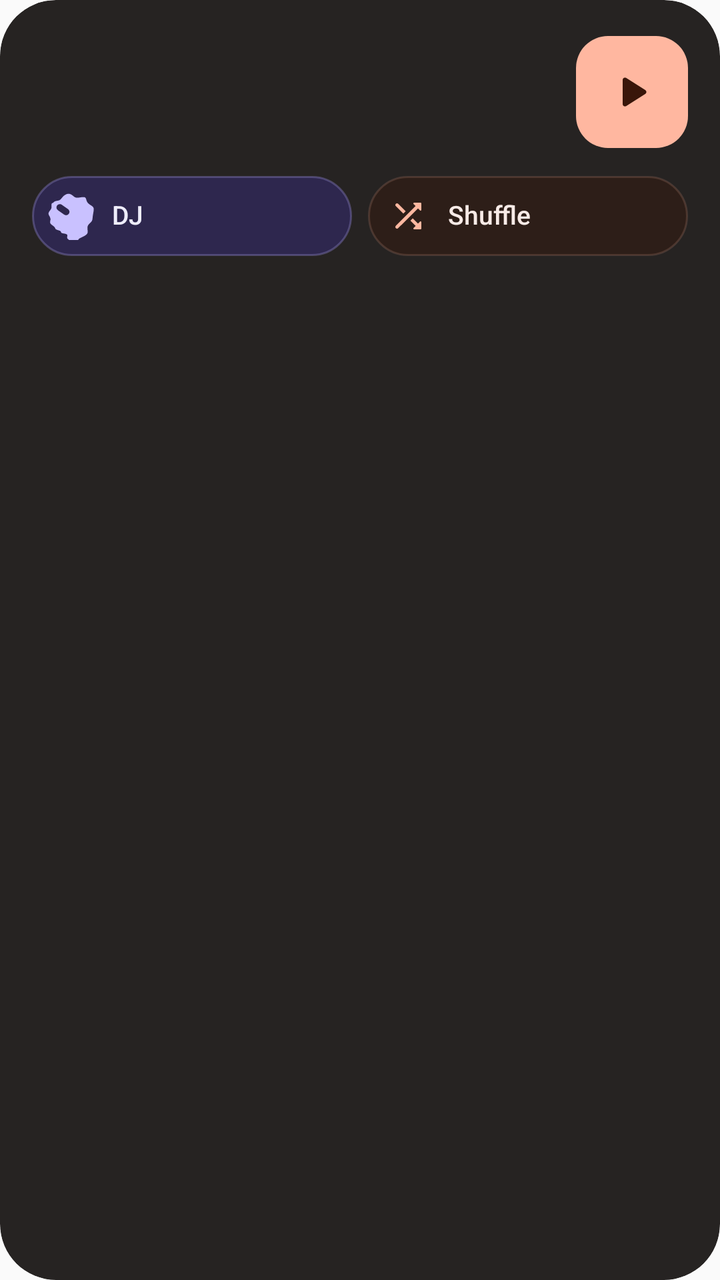
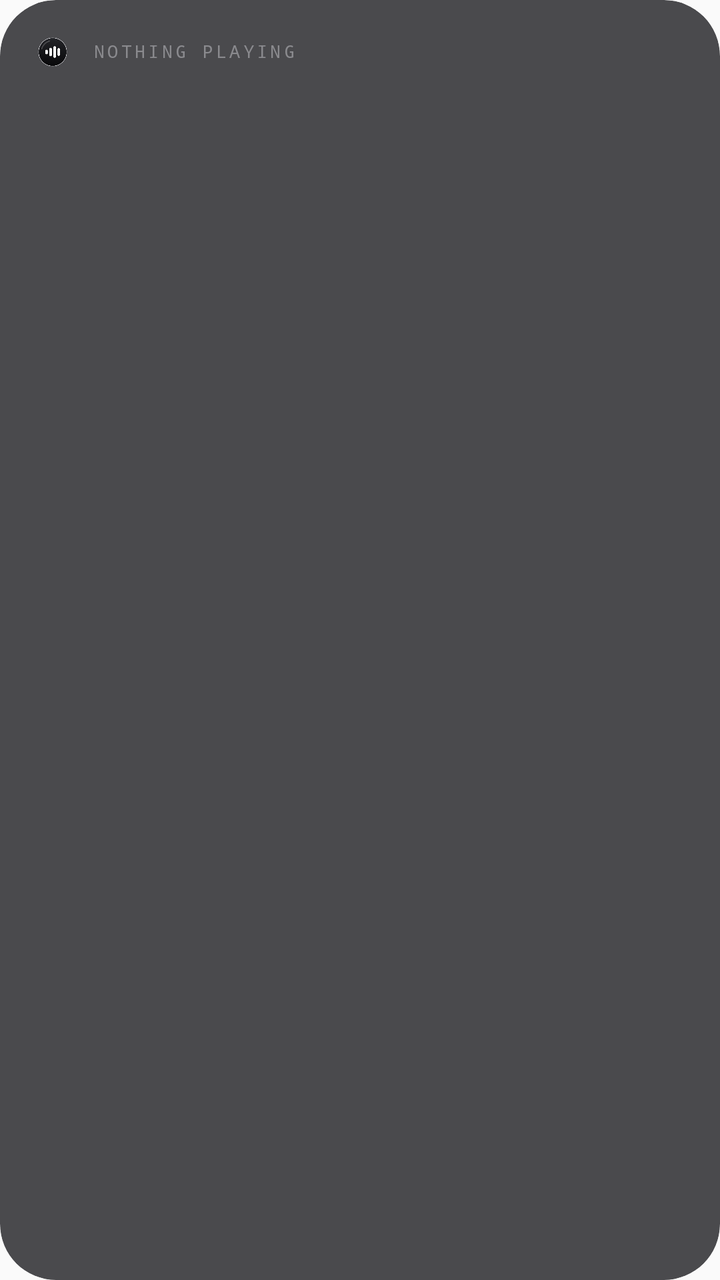

The first picture is an Android layout as it rendered before a commit; the second is the same layout after the commit. The layout source and the unified diff follow.
<!-- AndroidManifest.xml: application theme AppTheme -->
<!-- res/layout/widget_idle_grid.xml -->
<?xml version="1.0" encoding="utf-8"?>
<FrameLayout xmlns:android="http://schemas.android.com/apk/res/android"
    android:id="@android:id/background"
    android:layout_width="match_parent"
    android:layout_height="match_parent"
    android:background="@drawable/wg_shape"
    android:clipToOutline="true">

    <ImageView
        android:id="@+id/wg_bg"
        android:layout_width="match_parent"
        android:layout_height="match_parent"
        android:importantForAccessibility="no"
        android:scaleType="fitXY" />

    <LinearLayout
        android:id="@+id/wg_col"
        android:layout_width="match_parent"
        android:layout_height="match_parent"
        android:orientation="vertical"
        android:paddingStart="16dp"
        android:paddingTop="14dp"
        android:paddingEnd="16dp"
        android:paddingBottom="16dp">

        
        <LinearLayout
            android:layout_width="match_parent"
            android:layout_height="64dp"
            android:gravity="center_vertical"
            android:orientation="horizontal">

            <ImageView
                android:id="@+id/wg_art"
                android:layout_width="64dp"
                android:layout_height="64dp"
                android:importantForAccessibility="no"
                android:scaleType="fitXY" />

            <LinearLayout
                android:layout_width="0dp"
                android:layout_height="wrap_content"
                android:layout_marginStart="12dp"
                android:layout_marginEnd="12dp"
                android:layout_weight="1"
                android:orientation="vertical">

                <TextView
                    android:id="@+id/wg_label"
                    style="@style/WgI.Label" />

                <TextView
                    android:id="@+id/wg_title"
                    style="@style/WgI"
                    android:layout_height="22dp"
                    android:textSize="16dp" />

                <TextView
                    android:id="@+id/wg_sub"
                    style="@style/WgI.Sub" />

                <ImageView
                    android:id="@+id/wg_progress"
                    android:layout_width="match_parent"
                    android:layout_height="3dp"
                    android:layout_marginTop="6dp"
                    android:importantForAccessibility="no"
                    android:scaleType="fitXY" />
            </LinearLayout>

            <FrameLayout
                android:id="@+id/wg_play"
                android:layout_width="56dp"
                android:layout_height="56dp"
                android:background="@drawable/wg_i_play"
                android:contentDescription="@string/wg_resume">

                <ImageView style="@style/WgIPlayIcon" />
            </FrameLayout>
        </LinearLayout>

        
        <LinearLayout
            android:layout_width="match_parent"
            android:layout_height="40dp"
            android:layout_marginTop="10dp"
            android:orientation="horizontal">

            <LinearLayout
                android:id="@+id/wg_dj"
                android:layout_width="0dp"
                android:layout_height="40dp"
                android:layout_weight="1"
                android:background="@drawable/wg_i_chip_dj"
                android:contentDescription="@string/wg_start_dj"
                android:gravity="center_vertical"
                android:orientation="horizontal"
                android:paddingStart="8dp"
                android:paddingEnd="12dp">

                <ImageView
                    android:layout_width="24dp"
                    android:layout_height="24dp"
                    android:importantForAccessibility="no"
                    android:src="@drawable/ic_dj"
                    android:tint="@color/wg_dj_knob" />

                <TextView
                    style="@style/WgI.Small"
                    android:layout_width="0dp"
                    android:layout_marginStart="8dp"
                    android:layout_weight="1"
                    android:text="DJ"
                    android:textColor="@color/wg_dj_fg" />
            </LinearLayout>

            <LinearLayout
                android:id="@+id/wg_mix"
                android:layout_width="0dp"
                android:layout_height="40dp"
                android:layout_marginStart="8dp"
                android:layout_weight="1"
                android:background="@drawable/wg_i_chip"
                android:gravity="center_vertical"
                android:orientation="horizontal"
                android:paddingStart="8dp"
                android:paddingEnd="12dp"
                android:visibility="gone">

                <ImageView
                    android:id="@+id/wg_mix_art"
                    android:layout_width="24dp"
                    android:layout_height="24dp"
                    android:importantForAccessibility="no"
                    android:scaleType="fitXY" />

                <TextView
                    android:id="@+id/wg_mix_title"
                    style="@style/WgI.Small"
                    android:layout_width="0dp"
                    android:layout_marginStart="8dp"
                    android:layout_weight="1" />
            </LinearLayout>

            <LinearLayout
                android:id="@+id/wg_shuffle_all"
                android:layout_width="0dp"
                android:layout_height="40dp"
                android:layout_marginStart="8dp"
                android:layout_weight="1"
                android:background="@drawable/wg_i_chip"
                android:contentDescription="@string/wg_shuffle_library"
                android:gravity="center_vertical"
                android:orientation="horizontal"
                android:paddingStart="8dp"
                android:paddingEnd="12dp">

                <ImageView
                    android:layout_width="24dp"
                    android:layout_height="24dp"
                    android:importantForAccessibility="no"
                    android:padding="2dp"
                    android:src="@drawable/ic_wg_shuffle"
                    android:tint="@color/wg_i_primary" />

                <TextView
                    style="@style/WgI.Small"
                    android:layout_width="0dp"
                    android:layout_marginStart="8dp"
                    android:layout_weight="1"
                    android:text="@string/wg_shuffle" />
            </LinearLayout>
        </LinearLayout>

        
        <LinearLayout
            android:id="@+id/wg_list"
            android:layout_width="match_parent"
            android:layout_height="wrap_content"
            android:layout_marginTop="10dp"
            android:orientation="vertical"
            android:visibility="gone">

            <FrameLayout
                android:layout_width="match_parent"
                android:layout_height="1dp"
                android:background="@color/wg_i_rim2" />

            <LinearLayout
                android:id="@+id/wg_rows"
                android:layout_width="match_parent"
                android:layout_height="wrap_content"
                android:layout_marginStart="-8dp"
                android:layout_marginEnd="-8dp"
                android:orientation="vertical"
                android:paddingTop="4dp" />
        </LinearLayout>
    </LinearLayout>
</FrameLayout>
<!-- resources referenced by this layout -->
<resources>
  <color name="wg_dj_fg">#FFEEEDFB</color>
  <color name="wg_dj_knob">#FFC9C1FF</color>
  <color name="wg_i_primary">#FFFFB7A0</color>
  <color name="wg_i_rim2">#47A57262</color>
  <!-- drawable ic_dj: vector/xml drawable (drawable, 2277 chars, omitted) -->
  <!-- drawable ic_wg_shuffle (drawable) -->
  <?xml version="1.0" encoding="utf-8"?>
  <vector xmlns:android="http://schemas.android.com/apk/res/android"
      android:width="24dp"
      android:height="24dp"
      android:viewportWidth="24"
      android:viewportHeight="24">
      <path
          android:fillColor="#FFFFFFFF"
          android:pathData="M10.59,9.17L6.12,4.7c-0.39,-0.39 -1.02,-0.39 -1.41,0c-0.39,0.39 -0.39,1.02 0,1.41l4.46,4.46L10.59,9.17zM15.35,4.85l1.19,1.19L4.7,17.88c-0.39,0.39 -0.39,1.02 0,1.41c0.39,0.39 1.02,0.39 1.41,0L17.96,7.46l1.19,1.19c0.31,0.31 0.85,0.09 0.85,-0.36V4.5C20,4.22 19.78,4 19.5,4h-3.79C15.26,4 15.04,4.54 15.35,4.85zM14.83,13.41l-1.41,1.41l3.13,3.13l-1.2,1.2c-0.31,0.31 -0.09,0.85 0.36,0.85h3.79c0.28,0 0.5,-0.22 0.5,-0.5v-3.79c0,-0.45 -0.54,-0.67 -0.85,-0.35l-1.19,1.19L14.83,13.41z" />
  </vector>
  <!-- drawable wg_i_chip (drawable) -->
  <?xml version="1.0" encoding="utf-8"?>
  <ripple xmlns:android="http://schemas.android.com/apk/res/android" android:color="#1FF8EBE7">
      <item>
          <shape android:shape="rectangle">
              <corners android:radius="999dp" />
              <solid android:color="@color/wg_i_high" />
              <stroke android:width="1dp" android:color="@color/wg_i_rim2" />
          </shape>
      </item>
  </ripple>
  <!-- drawable wg_i_chip_dj (drawable) -->
  <?xml version="1.0" encoding="utf-8"?>
  <ripple xmlns:android="http://schemas.android.com/apk/res/android" android:color="#26C9C1FF">
      <item>
          <shape android:shape="rectangle">
              <corners android:radius="999dp" />
              <solid android:color="@color/wg_dj_bg" />
              <stroke android:width="1dp" android:color="@color/wg_dj_rim" />
          </shape>
      </item>
  </ripple>
  <!-- drawable wg_i_play (drawable) -->
  <?xml version="1.0" encoding="utf-8"?>
  <ripple xmlns:android="http://schemas.android.com/apk/res/android" android:color="#2939160A">
      <item>
          <shape android:shape="rectangle">
              <corners android:radius="16dp" />
              <solid android:color="@color/wg_i_primary" />
          </shape>
      </item>
  </ripple>
  <string name="wg_resume">Resume</string>
  <string name="wg_shuffle">Shuffle</string>
  <string name="wg_start_dj">Start the DJ</string>
  <style name="WgI">
          <item name="android:layout_width">match_parent</item>
          <item name="android:layout_height">20dp</item>
          <item name="android:gravity">center_vertical|start</item>
          <item name="android:singleLine">true</item>
          <item name="android:ellipsize">end</item>
          <item name="android:includeFontPadding">false</item>
          <item name="android:fontFamily">sans-serif-medium</item>
          <item name="android:textSize">14dp</item>
          <item name="android:textColor">@color/wg_i_on</item>
      </style>
  <style name="WgI.Label">
          <item name="android:layout_height">16dp</item>
          <item name="android:textSize">11dp</item>
          <item name="android:letterSpacing">0.04</item>
          <item name="android:textColor">@color/wg_i_primary</item>
      </style>
  <style name="WgI.Small">
          <item name="android:textSize">13dp</item>
      </style>
  <style name="WgI.Sub">
          <item name="android:layout_height">16dp</item>
          <item name="android:fontFamily">sans-serif</item>
          <item name="android:textSize">12dp</item>
          <item name="android:textColor">@color/wg_i_onvar</item>
      </style>
  <style name="WgIPlayIcon">
          <item name="android:layout_width">28dp</item>
          <item name="android:layout_height">28dp</item>
          <item name="android:layout_gravity">center</item>
          <item name="android:src">@drawable/ic_wg_play</item>
          <item name="android:tint">@color/wg_i_onprimary</item>
          <item name="android:importantForAccessibility">no</item>
      </style>
  <color name="wg_i_high">#B8301C15</color>
  <color name="wg_dj_bg">#FF2E274E</color>
  <color name="wg_dj_rim">#737F75B8</color>
  <dimen name="wg_radius">28dp</dimen>
  <color name="wg_glass">#EB141110</color>
  <color name="wg_i_on">#FFF8EBE7</color>
  <color name="wg_i_onvar">#FFD0B8B0</color>
  <!-- drawable ic_wg_play (drawable) -->
  <?xml version="1.0" encoding="utf-8"?>
  <vector xmlns:android="http://schemas.android.com/apk/res/android"
      android:width="24dp"
      android:height="24dp"
      android:viewportWidth="24"
      android:viewportHeight="24">
      <path
          android:fillColor="#FFFFFFFF"
          android:pathData="M8,6.82v10.36c0,0.79 0.87,1.27 1.54,0.84l8.14,-5.18c0.62,-0.39 0.62,-1.29 0,-1.69L9.54,5.98C8.87,5.55 8,6.03 8,6.82z" />
  </vector>
  <color name="wg_i_onprimary">#FF39160A</color>
  <!-- unchanged entries left out for length: 3 -->
</resources>

<!-- the commit's change to res/layout/widget_idle_grid.xml (unified diff, before → after) -->
@@ -14,186 +14,104 @@
         android:scaleType="fitXY" />
 
     <LinearLayout
-        android:id="@+id/wg_col"
         android:layout_width="match_parent"
         android:layout_height="match_parent"
         android:orientation="vertical"
-        android:paddingStart="16dp"
-        android:paddingTop="14dp"
-        android:paddingEnd="16dp"
-        android:paddingBottom="16dp">
+        android:padding="16dp">
 
-        
         <LinearLayout
             android:layout_width="match_parent"
-            android:layout_height="64dp"
+            android:layout_height="wrap_content"
             android:gravity="center_vertical"
             android:orientation="horizontal">
 
             <ImageView
-                android:id="@+id/wg_art"
-                android:layout_width="64dp"
-                android:layout_height="64dp"
+                android:layout_width="30dp"
+                android:layout_height="20dp"
+                android:layout_marginStart="-5dp"
                 android:importantForAccessibility="no"
-                android:scaleType="fitXY" />
+                android:src="@drawable/ic_wg_mark" />
 
             <LinearLayout
                 android:layout_width="0dp"
                 android:layout_height="wrap_content"
-                android:layout_marginStart="12dp"
-                android:layout_marginEnd="12dp"
+                android:layout_marginStart="5dp"
                 android:layout_weight="1"
                 android:orientation="vertical">
 
                 <TextView
-                    android:id="@+id/wg_label"
-                    style="@style/WgI.Label" />
+                    style="@style/WgMono"
+                    android:letterSpacing="0.16"
+                    android:text="NOTHING PLAYING" />
 
                 <TextView
-                    android:id="@+id/wg_title"
-                    style="@style/WgI"
-                    android:layout_height="22dp"
-                    android:textSize="16dp" />
-
-                <TextView
-                    android:id="@+id/wg_sub"
-                    style="@style/WgI.Sub" />
-
-                <ImageView
-                    android:id="@+id/wg_progress"
-                    android:layout_width="match_parent"
-                    android:layout_height="3dp"
-                    android:layout_marginTop="6dp"
-                    android:importantForAccessibility="no"
-                    android:scaleType="fitXY" />
-            </LinearLayout>
-
-            <FrameLayout
-                android:id="@+id/wg_play"
-                android:layout_width="56dp"
-                android:layout_height="56dp"
-                android:background="@drawable/wg_i_play"
-                android:contentDescription="@string/wg_resume">
-
-                <ImageView style="@style/WgIPlayIcon" />
-            </FrameLayout>
-        </LinearLayout>
-
-        
-        <LinearLayout
-            android:layout_width="match_parent"
-            android:layout_height="40dp"
-            android:layout_marginTop="10dp"
-            android:orientation="horizontal">
-
-            <LinearLayout
-                android:id="@+id/wg_dj"
-                android:layout_width="0dp"
-                android:layout_height="40dp"
-                android:layout_weight="1"
-                android:background="@drawable/wg_i_chip_dj"
-                android:contentDescription="@string/wg_start_dj"
-                android:gravity="center_vertical"
-                android:orientation="horizontal"
-                android:paddingStart="8dp"
-                android:paddingEnd="12dp">
-
-                <ImageView
-                    android:layout_width="24dp"
-                    android:layout_height="24dp"
-                    android:importantForAccessibility="no"
-                    android:src="@drawable/ic_dj"
-                    android:tint="@color/wg_dj_knob" />
-
-                <TextView
-                    style="@style/WgI.Small"
-                    android:layout_width="0dp"
-                    android:layout_marginStart="8dp"
-                    android:layout_weight="1"
-                    android:text="DJ"
-                    android:textColor="@color/wg_dj_fg" />
-            </LinearLayout>
-
-            <LinearLayout
-                android:id="@+id/wg_mix"
-                android:layout_width="0dp"
-                android:layout_height="40dp"
-                android:layout_marginStart="8dp"
-                android:layout_weight="1"
-                android:background="@drawable/wg_i_chip"
-                android:gravity="center_vertical"
-                android:orientation="horizontal"
-                android:paddingStart="8dp"
-                android:paddingEnd="12dp"
-                android:visibility="gone">
-
-                <ImageView
-                    android:id="@+id/wg_mix_art"
-                    android:layout_width="24dp"
-                    android:layout_height="24dp"
-                    android:importantForAccessibility="no"
-                    android:scaleType="fitXY" />
-
-                <TextView
-                    android:id="@+id/wg_mix_title"
-                    style="@style/WgI.Small"
-                    android:layout_width="0dp"
-                    android:layout_marginStart="8dp"
-                    android:layout_weight="1" />
-            </LinearLayout>
-
-            <LinearLayout
-                android:id="@+id/wg_shuffle_all"
-                android:layout_width="0dp"
-                android:layout_height="40dp"
-                android:layout_marginStart="8dp"
-                android:layout_weight="1"
-                android:background="@drawable/wg_i_chip"
-                android:contentDescription="@string/wg_shuffle_library"
-                android:gravity="center_vertical"
-                android:orientation="horizontal"
-                android:paddingStart="8dp"
-                android:paddingEnd="12dp">
-
-                <ImageView
-                    android:layout_width="24dp"
-                    android:layout_height="24dp"
-                    android:importantForAccessibility="no"
-                    android:padding="2dp"
-                    android:src="@drawable/ic_wg_shuffle"
-                    android:tint="@color/wg_i_primary" />
-
-                <TextView
-                    style="@style/WgI.Small"
-                    android:layout_width="0dp"
-                    android:layout_marginStart="8dp"
-                    android:layout_weight="1"
-                    android:text="@string/wg_shuffle" />
+                    android:id="@+id/wg_greeting"
+                    style="@style/WgText"
+                    android:layout_marginTop="2dp"
+                    android:letterSpacing="-0.015"
+                    android:textSize="20dp"
+                    android:visibility="gone" />
             </LinearLayout>
         </LinearLayout>
 
-        
+        <FrameLayout
+            android:layout_width="match_parent"
+            android:layout_height="0dp"
+            android:layout_weight="1"
+            android:minHeight="10dp" />
+
         <LinearLayout
-            android:id="@+id/wg_list"
+            android:id="@+id/wg_grid1"
             android:layout_width="match_parent"
             android:layout_height="wrap_content"
-            android:layout_marginTop="10dp"
-            android:orientation="vertical"
+            android:orientation="horizontal" />
+
+        <LinearLayout
+            android:id="@+id/wg_grid2"
+            android:layout_width="match_parent"
+            android:layout_height="wrap_content"
+            android:layout_marginTop="8dp"
+            android:orientation="horizontal"
+            android:visibility="gone" />
+
+        <FrameLayout
+            android:id="@+id/wg_gap2"
+            android:layout_width="match_parent"
+            android:layout_height="0dp"
+            android:layout_weight="1"
+            android:minHeight="10dp"
+            android:visibility="gone" />
+
+        <LinearLayout
+            android:id="@+id/wg_shuffle_all"
+            android:layout_width="match_parent"
+            android:layout_height="44dp"
+            android:background="@drawable/wg_row_bg"
+            android:contentDescription="@string/wg_shuffle_library"
+            android:gravity="center_vertical"
+            android:orientation="horizontal"
+            android:paddingStart="14dp"
+            android:paddingEnd="14dp"
             android:visibility="gone">
 
-            <FrameLayout
-                android:layout_width="match_parent"
-                android:layout_height="1dp"
-                android:background="@color/wg_i_rim2" />
+            <ImageView
+                android:layout_width="18dp"
+                android:layout_height="18dp"
+                android:importantForAccessibility="no"
+                android:src="@drawable/ic_wg_shuffle"
+                android:tint="@color/wg_text" />
 
-            <LinearLayout
-                android:id="@+id/wg_rows"
-                android:layout_width="match_parent"
-                android:layout_height="wrap_content"
-                android:layout_marginStart="-8dp"
-                android:layout_marginEnd="-8dp"
-                android:orientation="vertical"
-                android:paddingTop="4dp" />
+            <TextView
+                style="@style/WgText"
+                android:layout_width="0dp"
+                android:layout_marginStart="12dp"
+                android:layout_weight="1"
+                android:text="@string/wg_shuffle_library"
+                android:textSize="14dp" />
+
+            <TextView
+                android:id="@+id/wg_songs"
+                style="@style/WgMono" />
         </LinearLayout>
     </LinearLayout>
 </FrameLayout>
<!-- resource entries referenced after the edit -->
@@ -1,10 +1,11 @@
 <!-- resources referenced by this layout -->
 <resources>
-  <color name="wg_dj_fg">#FFEEEDFB</color>
-  <color name="wg_dj_knob">#FFC9C1FF</color>
-  <color name="wg_i_primary">#FFFFB7A0</color>
-  <color name="wg_i_rim2">#47A57262</color>
-  <!-- drawable ic_dj: vector/xml drawable (drawable, 2277 chars, omitted) -->
+  <color name="wg_text">#FFEDEDED</color>
+  <!-- drawable ic_wg_mark (drawable) -->
+  <?xml version="1.0" encoding="utf-8"?>
+  <bitmap xmlns:android="http://schemas.android.com/apk/res/android"
+      android:src="@drawable/ic_wg_porthole"
+      android:gravity="center" />
   <!-- drawable ic_wg_shuffle (drawable) -->
   <?xml version="1.0" encoding="utf-8"?>
   <vector xmlns:android="http://schemas.android.com/apk/res/android"
@@ -12,98 +13,39 @@
       android:height="24dp"
       android:viewportWidth="24"
       android:viewportHeight="24">
-      <path
-          android:fillColor="#FFFFFFFF"
-          android:pathData="M10.59,9.17L6.12,4.7c-0.39,-0.39 -1.02,-0.39 -1.41,0c-0.39,0.39 -0.39,1.02 0,1.41l4.46,4.46L10.59,9.17zM15.35,4.85l1.19,1.19L4.7,17.88c-0.39,0.39 -0.39,1.02 0,1.41c0.39,0.39 1.02,0.39 1.41,0L17.96,7.46l1.19,1.19c0.31,0.31 0.85,0.09 0.85,-0.36V4.5C20,4.22 19.78,4 19.5,4h-3.79C15.26,4 15.04,4.54 15.35,4.85zM14.83,13.41l-1.41,1.41l3.13,3.13l-1.2,1.2c-0.31,0.31 -0.09,0.85 0.36,0.85h3.79c0.28,0 0.5,-0.22 0.5,-0.5v-3.79c0,-0.45 -0.54,-0.67 -0.85,-0.35l-1.19,1.19L14.83,13.41z" />
+      <path android:strokeColor="#FFFFFFFF" android:strokeWidth="1.25" android:strokeLineCap="round" android:strokeLineJoin="round" android:pathData="M4,7h3c4.5,0 5.5,10 10,10h3M4,17h3c1.6,0 2.7,-1.3 3.6,-3M13.4,10c0.9,-1.7 2,-3 3.6,-3h3M17.5,4.5L20,7l-2.5,2.5M17.5,14.5L20,17l-2.5,2.5" />
   </vector>
-  <!-- drawable wg_i_chip (drawable) -->
+  <!-- drawable wg_row_bg (drawable) -->
   <?xml version="1.0" encoding="utf-8"?>
-  <ripple xmlns:android="http://schemas.android.com/apk/res/android" android:color="#1FF8EBE7">
-      <item>
-          <shape android:shape="rectangle">
-              <corners android:radius="999dp" />
-              <solid android:color="@color/wg_i_high" />
-              <stroke android:width="1dp" android:color="@color/wg_i_rim2" />
-          </shape>
-      </item>
-  </ripple>
-  <!-- drawable wg_i_chip_dj (drawable) -->
-  <?xml version="1.0" encoding="utf-8"?>
-  <ripple xmlns:android="http://schemas.android.com/apk/res/android" android:color="#26C9C1FF">
-      <item>
-          <shape android:shape="rectangle">
-              <corners android:radius="999dp" />
-              <solid android:color="@color/wg_dj_bg" />
-              <stroke android:width="1dp" android:color="@color/wg_dj_rim" />
-          </shape>
-      </item>
-  </ripple>
-  <!-- drawable wg_i_play (drawable) -->
-  <?xml version="1.0" encoding="utf-8"?>
-  <ripple xmlns:android="http://schemas.android.com/apk/res/android" android:color="#2939160A">
-      <item>
-          <shape android:shape="rectangle">
-              <corners android:radius="16dp" />
-              <solid android:color="@color/wg_i_primary" />
-          </shape>
-      </item>
-  </ripple>
-  <string name="wg_resume">Resume</string>
-  <string name="wg_shuffle">Shuffle</string>
-  <string name="wg_start_dj">Start the DJ</string>
-  <style name="WgI">
-          <item name="android:layout_width">match_parent</item>
-          <item name="android:layout_height">20dp</item>
-          <item name="android:gravity">center_vertical|start</item>
+  <shape xmlns:android="http://schemas.android.com/apk/res/android" android:shape="rectangle">
+      <corners android:radius="14dp" />
+      <solid android:color="#0AFFFFFF" />
+      <stroke android:width="1dp" android:color="#14FFFFFF" />
+  </shape>
+  <style name="WgMono">
+          <item name="android:layout_width">wrap_content</item>
+          <item name="android:layout_height">wrap_content</item>
           <item name="android:singleLine">true</item>
           <item name="android:ellipsize">end</item>
           <item name="android:includeFontPadding">false</item>
-          <item name="android:fontFamily">sans-serif-medium</item>
-          <item name="android:textSize">14dp</item>
-          <item name="android:textColor">@color/wg_i_on</item>
+          <item name="android:fontFamily">monospace</item>
+          <item name="android:textSize">9dp</item>
+          <item name="android:letterSpacing">0.14</item>
+          <item name="android:textColor">@color/wg_muted</item>
       </style>
-  <style name="WgI.Label">
-          <item name="android:layout_height">16dp</item>
-          <item name="android:textSize">11dp</item>
-          <item name="android:letterSpacing">0.04</item>
-          <item name="android:textColor">@color/wg_i_primary</item>
+  <style name="WgText">
+          <item name="android:layout_width">match_parent</item>
+          <item name="android:layout_height">wrap_content</item>
+          <item name="android:singleLine">true</item>
+          <item name="android:ellipsize">end</item>
+          <item name="android:includeFontPadding">false</item>
+          <item name="android:fontFamily">sans-serif</item>
+          <item name="android:textColor">@color/wg_text</item>
       </style>
-  <style name="WgI.Small">
-          <item name="android:textSize">13dp</item>
-      </style>
-  <style name="WgI.Sub">
-          <item name="android:layout_height">16dp</item>
-          <item name="android:fontFamily">sans-serif</item>
-          <item name="android:textSize">12dp</item>
-          <item name="android:textColor">@color/wg_i_onvar</item>
-      </style>
-  <style name="WgIPlayIcon">
-          <item name="android:layout_width">28dp</item>
-          <item name="android:layout_height">28dp</item>
-          <item name="android:layout_gravity">center</item>
-          <item name="android:src">@drawable/ic_wg_play</item>
-          <item name="android:tint">@color/wg_i_onprimary</item>
-          <item name="android:importantForAccessibility">no</item>
-      </style>
-  <color name="wg_i_high">#B8301C15</color>
-  <color name="wg_dj_bg">#FF2E274E</color>
-  <color name="wg_dj_rim">#737F75B8</color>
-  <dimen name="wg_radius">28dp</dimen>
-  <color name="wg_glass">#EB141110</color>
-  <color name="wg_i_on">#FFF8EBE7</color>
-  <color name="wg_i_onvar">#FFD0B8B0</color>
-  <!-- drawable ic_wg_play (drawable) -->
-  <?xml version="1.0" encoding="utf-8"?>
-  <vector xmlns:android="http://schemas.android.com/apk/res/android"
-      android:width="24dp"
-      android:height="24dp"
-      android:viewportWidth="24"
-      android:viewportHeight="24">
-      <path
-          android:fillColor="#FFFFFFFF"
-          android:pathData="M8,6.82v10.36c0,0.79 0.87,1.27 1.54,0.84l8.14,-5.18c0.62,-0.39 0.62,-1.29 0,-1.69L9.54,5.98C8.87,5.55 8,6.03 8,6.82z" />
-  </vector>
-  <color name="wg_i_onprimary">#FF39160A</color>
+  <!-- drawable ic_wg_porthole: png bitmap (drawable-nodpi, 15210 bytes) -->
+  <dimen name="wg_radius">24dp</dimen>
+  <color name="wg_glass">#CC1E1E22</color>
+  <color name="wg_muted">#FF8A8A8E</color>
   <!-- unchanged entries left out for length: 3 -->
 </resources>
 
